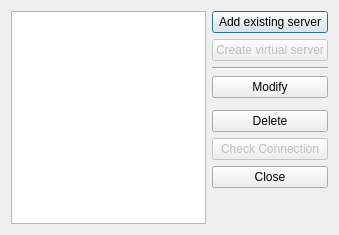
ronan22/obs-light, file src/ObsLightGui/ui/obsServerList.ui: the form before one commit.
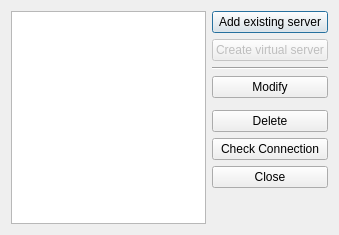
The form after the commit.

Commit message: - implemented "Check connection" button - splitted ServerManager in two files (ServerConfigManager.py and   ServerListManager.py)

The edit to the form file:
```diff
--- a/src/ObsLightGui/ui/obsServerList.ui
+++ b/src/ObsLightGui/ui/obsServerList.ui
@@ -83,7 +83,7 @@
    <item row="7" column="1">
     <widget class="QPushButton" name="checkConnectionButton">
      <property name="enabled">
-      <bool>false</bool>
+      <bool>true</bool>
      </property>
      <property name="text">
       <string>Check Connection</string>
```
The commit also changes 2 other files.
